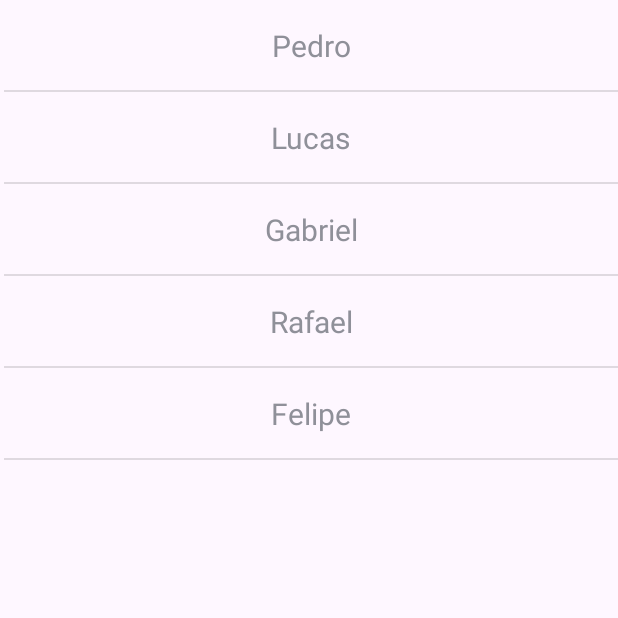
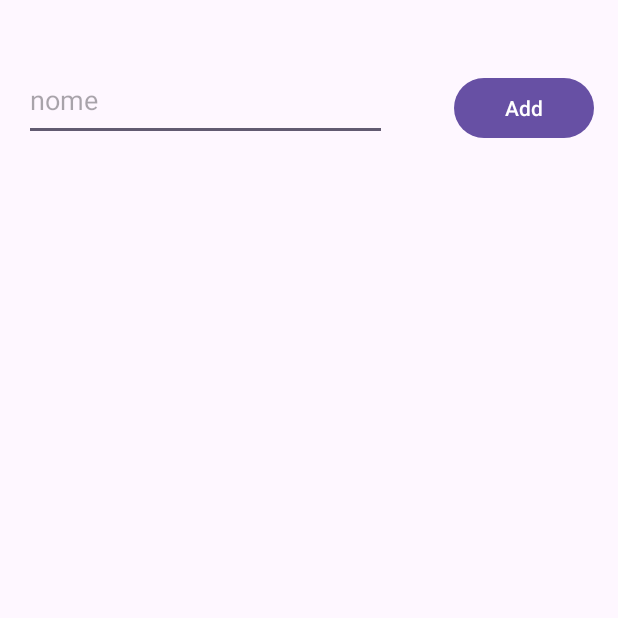
Before and after one commit to eduardotome/ppd, an Android app: the screen it shows after launch (MainActivity), on a phone screen of 412 x 824 dp, the top half of it. Run offline under Robolectric (Android 15) with nearby library versions, the phone set to English and light mode, and no system bars.

Commit message:
aula 09/10

```diff
--- a/app/src/main/java/com/example/appdudu/MainActivity.java
+++ b/app/src/main/java/com/example/appdudu/MainActivity.java
@@ -2,6 +2,8 @@ package com.example.appdudu;
 
 import android.os.Bundle;
 import android.widget.ArrayAdapter;
+import android.widget.Button;
+import android.widget.EditText;
 import android.widget.ListView;
 import android.widget.Toast;
 
@@ -11,15 +13,19 @@ import androidx.core.graphics.Insets;
 import androidx.core.view.ViewCompat;
 import androidx.core.view.WindowInsetsCompat;
 
+import java.util.ArrayList;
+
 public class MainActivity extends AppCompatActivity {
-    //nomes que vao aparecer na lista
-    String nomes [] = new String[]{"Pedro","Lucas","Gabriel","Rafael","Felipe"};
+    //lista que comeca vazia
+    ArrayList<String> nomes = new ArrayList<>();
     @Override
     protected void onCreate(Bundle savedInstanceState) {
         super.onCreate(savedInstanceState);
         EdgeToEdge.enable(this);
         setContentView(R.layout.activity_main);
 
+        Button btnAdd = findViewById(R.id.btnAdd);
+        EditText edNome = findViewById(R.id.edNome);
         ViewCompat.setOnApplyWindowInsetsListener(findViewById(R.id.main), (v, insets) -> {
             Insets systemBars = insets.getInsets(WindowInsetsCompat.Type.systemBars());
             v.setPadding(systemBars.left, systemBars.top, systemBars.right, systemBars.bottom);
@@ -32,7 +38,14 @@ public class MainActivity extends AppCompatActivity {
 
         //quando clicar no nome mostra ele embaixo
         lista.setOnItemClickListener((parent, view, position, id) -> {
-            Toast.makeText(getApplicationContext(),nomes[position],Toast.LENGTH_LONG).show();
+            Toast.makeText(getApplicationContext(),nomes.get(position),Toast.LENGTH_LONG).show();
+        });
+
+        //adicionar o nome digitado na lista
+        btnAdd.setOnClickListener(v -> {
+            nomes.add(edNome.getText().toString());
+            edNome.setText("");
+            adapter.notifyDataSetChanged();
         });
     }
 }
--- a/app/src/main/res/layout/activity_main.xml
+++ b/app/src/main/res/layout/activity_main.xml
@@ -11,6 +11,32 @@
         android:id="@+id/listView"
         android:layout_width="409dp"
         android:layout_height="729dp"
+        android:layout_marginTop="108dp"
         app:layout_constraintEnd_toEndOf="parent"
         app:layout_constraintTop_toTopOf="parent" />
+
+    <Button
+        android:id="@+id/btnAdd"
+        android:layout_width="93dp"
+        android:layout_height="48dp"
+        android:layout_marginTop="48dp"
+        android:text="Add"
+        app:layout_constraintEnd_toEndOf="parent"
+        app:layout_constraintHorizontal_bias="0.949"
+        app:layout_constraintStart_toStartOf="parent"
+        app:layout_constraintTop_toTopOf="parent" />
+
+    <EditText
+        android:id="@+id/edNome"
+        android:layout_width="242dp"
+        android:layout_height="54dp"
+        android:layout_marginTop="40dp"
+        android:ems="10"
+        android:hint="nome"
+        android:inputType="text"
+        app:layout_constraintEnd_toEndOf="parent"
+        app:layout_constraintHorizontal_bias="0.094"
+        app:layout_constraintStart_toStartOf="parent"
+        app:layout_constraintTop_toTopOf="parent" />
+
 </androidx.constraintlayout.widget.ConstraintLayout>
```
